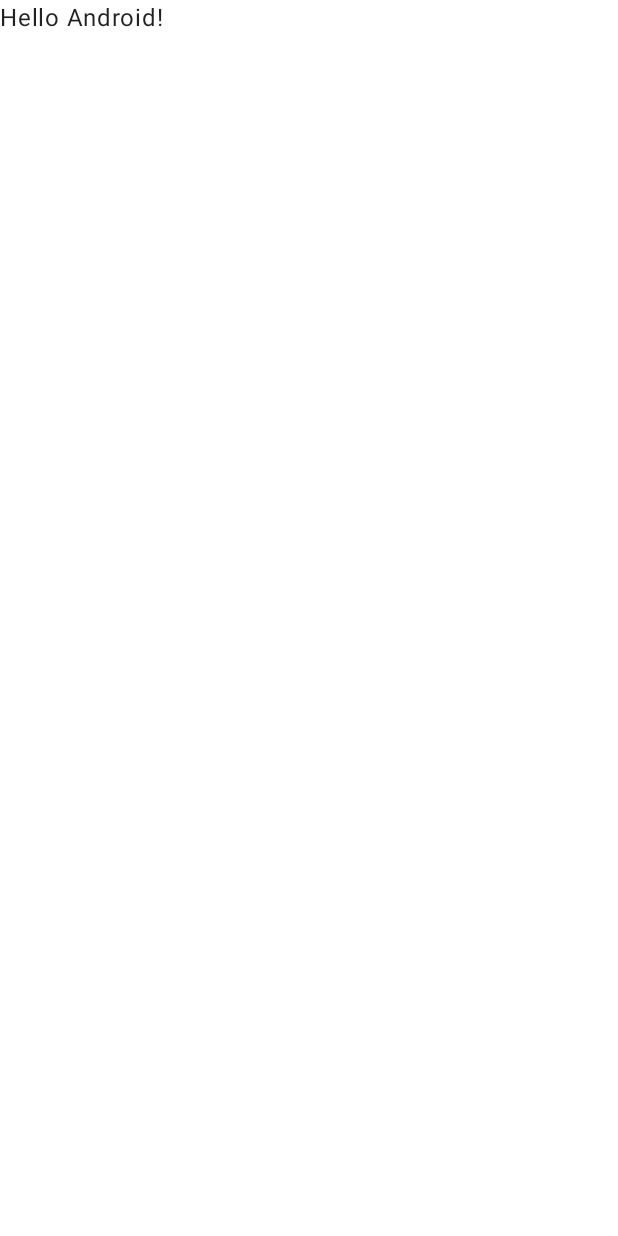
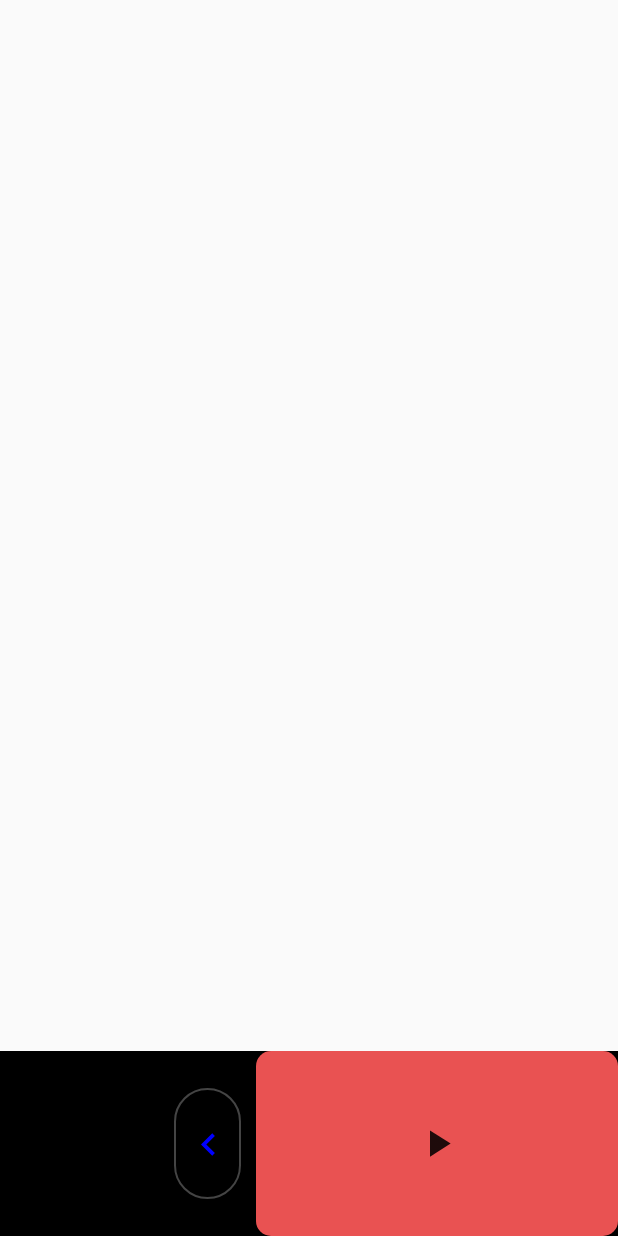
Before and after one commit to alex-b-min/A01_Compose_Study, an Android app built with Jetpack Compose: the screen it shows after launch (MainActivity), on a phone screen of 412 x 824 dp. Before the commit the screen is almost empty. Run offline under Robolectric (Android 15) with nearby library versions, the phone set to English and light mode, and no system bars.

Commit message:
feat: MainScreen 구현

```diff
--- a/app/src/main/java/com/example/a01_compose_study/MainActivity.kt
+++ b/app/src/main/java/com/example/a01_compose_study/MainActivity.kt
@@ -3,13 +3,11 @@ package com.example.a01_compose_study
 import android.os.Bundle
 import androidx.activity.ComponentActivity
 import androidx.activity.compose.setContent
-import androidx.compose.foundation.layout.fillMaxSize
-import androidx.compose.material.MaterialTheme
-import androidx.compose.material.Surface
 import androidx.compose.material.Text
 import androidx.compose.runtime.Composable
 import androidx.compose.ui.Modifier
 import androidx.compose.ui.tooling.preview.Preview
+import com.example.a01_compose_study.presentation.main.screen.MainScreen
 import com.example.a01_compose_study.ui.theme.A01_Compose_StudyTheme
 
 class MainActivity : ComponentActivity() {
@@ -17,10 +15,7 @@ class MainActivity : ComponentActivity() {
         super.onCreate(savedInstanceState)
         setContent {
             A01_Compose_StudyTheme {
-                // A surface container using the 'background' color from the theme
-                Surface(modifier = Modifier.fillMaxSize(), color = MaterialTheme.colors.primary) {
-                    Greeting("Android")
-                }
+                MainScreen()
             }
         }
     }
--- /dev/null
+++ b/app/src/main/java/com/example/a01_compose_study/presentation/main/screen/MainScreen.kt
@@ -0,0 +1,57 @@
+package com.example.a01_compose_study.presentation.main.screen
+
+import androidx.compose.foundation.background
+import androidx.compose.foundation.layout.Box
+import androidx.compose.foundation.layout.fillMaxSize
+import androidx.compose.runtime.Composable
+import androidx.compose.runtime.getValue
+import androidx.compose.runtime.mutableStateOf
+import androidx.compose.runtime.remember
+import androidx.compose.runtime.setValue
+import androidx.compose.ui.Modifier
+import androidx.compose.ui.graphics.Color
+import com.example.a01_compose_study.presentation.main.component.BottomMenuBar
+import com.example.a01_compose_study.presentation.main.component.CustomAlertDialog
+
+@Composable
+fun MainScreen() {
+    /**
+     * scaffold의 bottomAppBar를 이용을 하면.
+     * 추후 다이얼로그를 띄울시 해당 다이얼로그를 제외한 다른 UI들은 뿌옇게 처리를 해야하는데 이 부분에서
+     * bottomAppBar는 뿌옇게 처리가 안되는 이슈가 발생
+     */
+//    Scaffold(
+//        modifier = Modifier.fillMaxSize(),
+//        bottomBar = {
+//            BottomAppBar(
+//                backgroundColor = Color.Black,
+//                modifier = Modifier.height(80.dp)
+//            ) {
+//            }
+//        }
+//    ) {
+//    }
+
+
+    var isVisible by remember { mutableStateOf(false) }
+
+    val color = if (isVisible) {
+        Color.Gray
+    } else {
+        Color.Transparent
+    }
+    Box(
+        modifier = Modifier
+            .fillMaxSize()
+            .background(color)
+    ) {
+        CustomAlertDialog(isVisible = isVisible, onDismiss = {
+            isVisible = false
+        })
+        BottomMenuBar(
+            isVisible = isVisible,
+            customDialogVisibleOnClick = {
+                isVisible = !isVisible
+            })
+    }
+}
```
